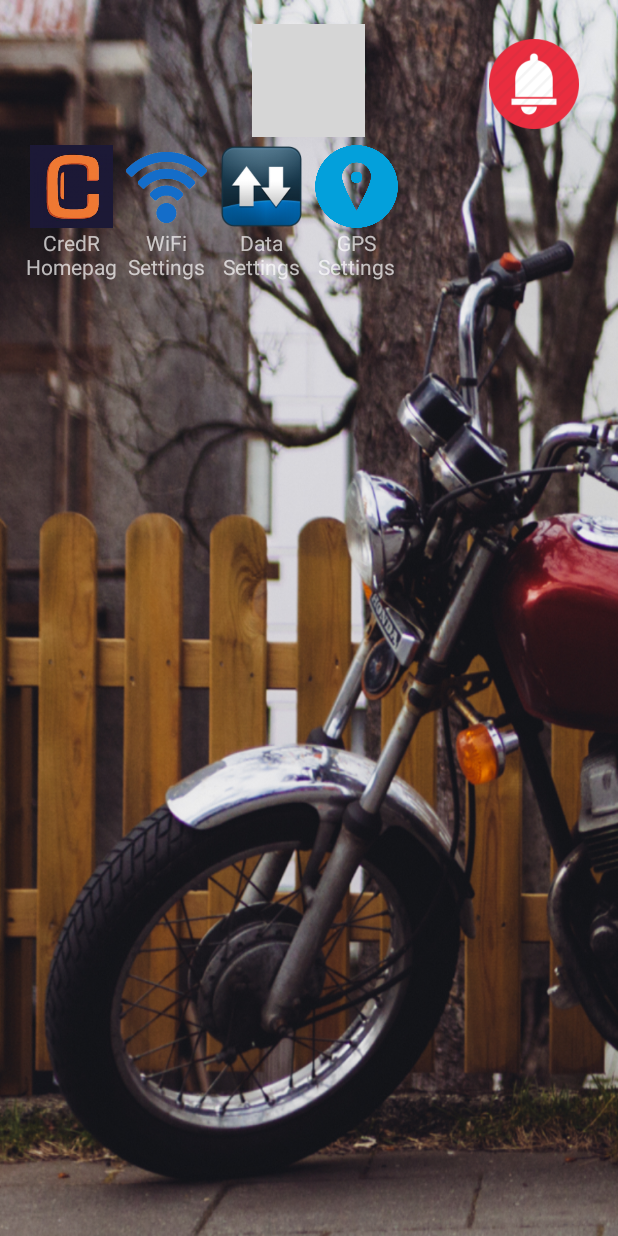
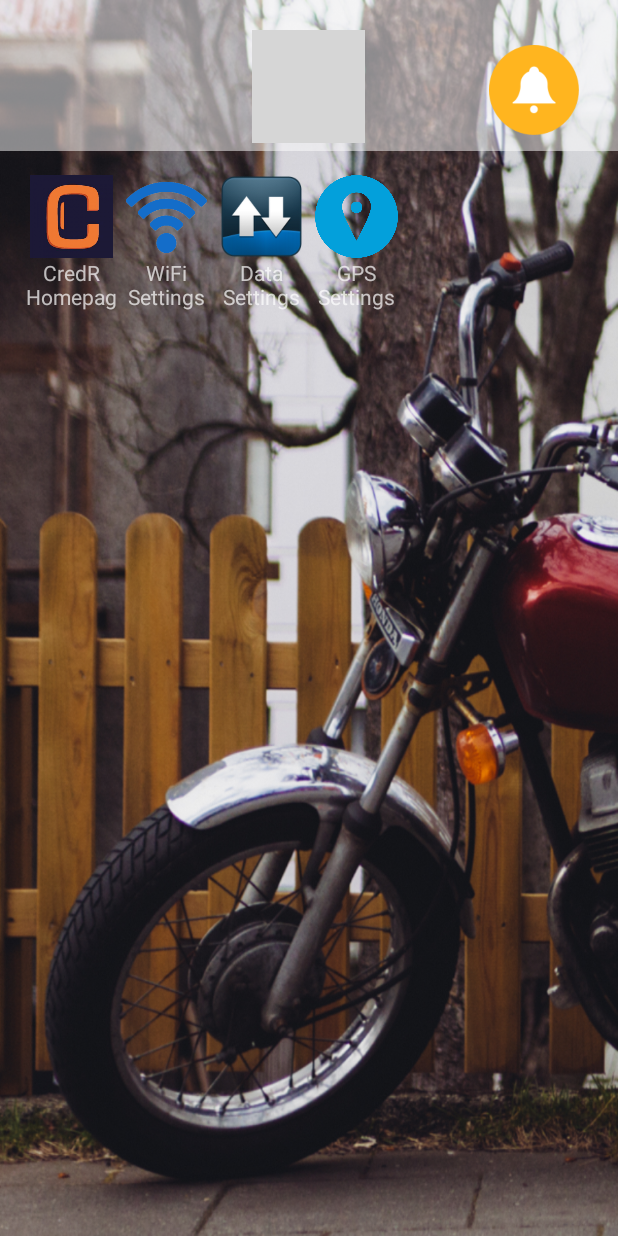
Before and after one commit to vagnihotri/Launcher, an Android app: the screen it shows after launch (HomeActivity), on a phone screen of 412 x 824 dp. Run offline under Robolectric (Android 15) with nearby library versions, the phone set to English and light mode, and no system bars; libraries missing offline, so code that uses them is left out: de.greenrobot.event; 5 statements that could not run were skipped; grey boxes are pictures that could not be loaded.

Commit message:
Modifying home layout

```diff
--- a/app/src/main/res/layout/activity_home.xml
+++ b/app/src/main/res/layout/activity_home.xml
@@ -1,11 +1,15 @@
 <RelativeLayout xmlns:android="http://schemas.android.com/apk/res/android"
     xmlns:tools="http://schemas.android.com/tools" android:layout_width="match_parent"
-    android:layout_height="match_parent" android:paddingLeft="@dimen/activity_horizontal_margin"
-    android:paddingRight="@dimen/activity_horizontal_margin"
-    android:paddingTop="@dimen/activity_vertical_margin"
-    android:paddingBottom="@dimen/activity_vertical_margin"
+    android:layout_height="match_parent"
     android:background="@drawable/background">
 
+    <RelativeLayout
+        android:id="@+id/actionView"
+        android:background="#80FFFFFF"
+        android:paddingRight="@dimen/activity_horizontal_margin"
+        android:paddingTop="20dp"
+        android:layout_width="match_parent"
+        android:layout_height="wrap_content">
         <ImageButton
             android:layout_centerHorizontal="true"
             android:id="@+id/infoView"
@@ -20,7 +24,7 @@
         <ImageButton
             android:layout_alignParentRight="true"
             android:id="@+id/notificationView"
-        android:src="@drawable/notification"
+            android:src="@drawable/bell_yellow"
             android:scaleType="fitXY"
             android:layout_width="60dp"
             android:layout_height="60dp"
@@ -39,10 +43,11 @@
             android:background="@drawable/bubble"
             android:layout_width="wrap_content"
             android:layout_height="wrap_content" />
-
+    </RelativeLayout>
     <GridView
         android:id="@+id/appGrid"
-        android:layout_below="@+id/infoView"
+        android:padding="@dimen/activity_horizontal_margin"
+        android:layout_below="@+id/actionView"
         android:layout_width="match_parent"
         android:layout_height="match_parent"
         android:columnWidth="60dp"
```
Also changed, not shown: app/src/main/res/drawable/bell_yellow.png (added). Lines whose indentation alone changed are shown as unchanged.
